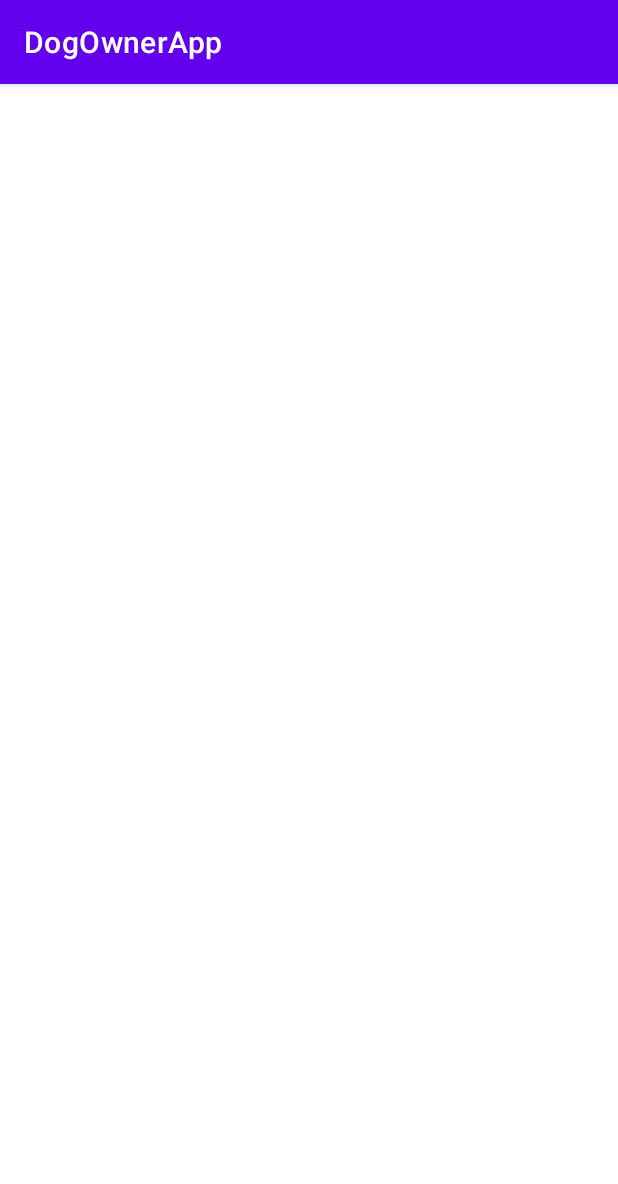
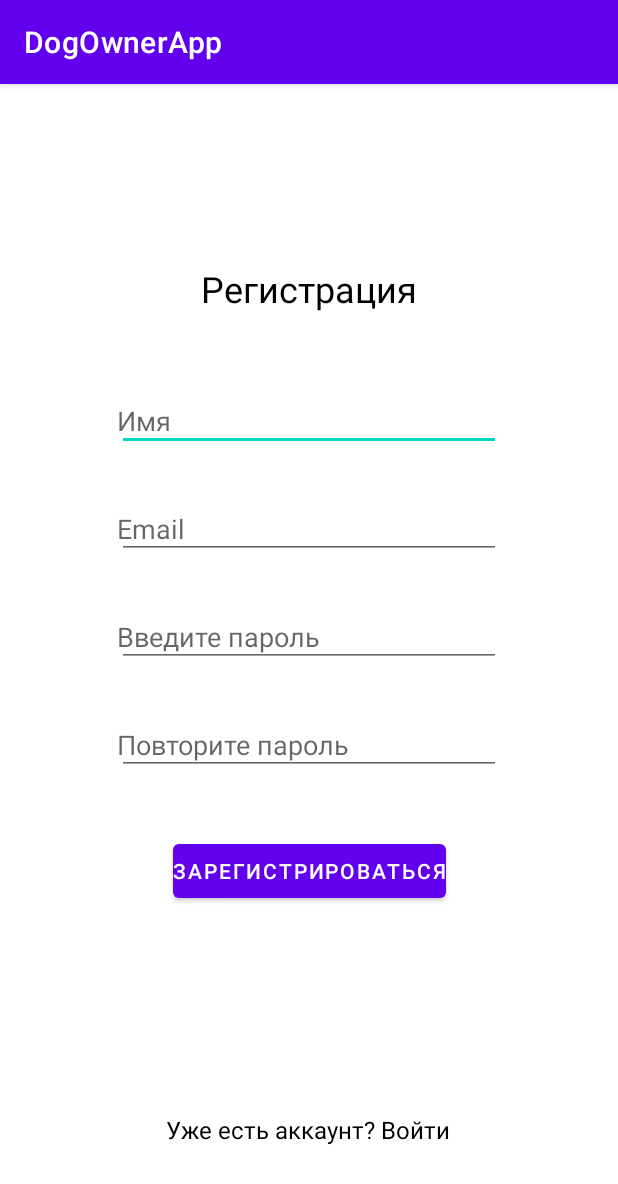
Before and after one commit to arinasirotinkina/DogOwnerApp, an Android app: the RegisterActivity screen opened directly, with no data from a screen before it, on a phone screen of 412 x 824 dp. Shown: the top 1184 px of the screen. Run offline under Robolectric (Android 15) with nearby library versions, the phone set to English and light mode, and no system bars.

Commit message:
Register Activity layout modified

```diff
--- a/app/src/main/res/layout/activity_login.xml
+++ b/app/src/main/res/layout/activity_login.xml
@@ -61,11 +61,11 @@
         android:id="@+id/register_welcome"
         android:layout_width="wrap_content"
         android:layout_height="wrap_content"
-        android:textColor="@color/black"
         android:layout_marginBottom="60dp"
         android:text="@string/welcome_register"
+        android:textColor="@color/black"
+        android:textSize="16sp"
         app:layout_constraintBottom_toBottomOf="parent"
         app:layout_constraintEnd_toEndOf="parent"
-        app:layout_constraintHorizontal_bias="0.498"
         app:layout_constraintStart_toStartOf="parent" />
 </androidx.constraintlayout.widget.ConstraintLayout>
--- a/app/src/main/res/layout/activity_register.xml
+++ b/app/src/main/res/layout/activity_register.xml
@@ -7,4 +7,89 @@
     android:layout_height="match_parent"
     tools:context=".presentation.auth.RegisterActivity">
 
+    <EditText
+        android:id="@+id/editTextText"
+        android:layout_width="wrap_content"
+        android:layout_height="40dp"
+        android:layout_marginTop="52dp"
+        android:ems="12"
+        android:inputType="text"
+        android:hint="Имя"
+        app:layout_constraintEnd_toEndOf="parent"
+        app:layout_constraintStart_toStartOf="parent"
+        app:layout_constraintTop_toBottomOf="@+id/registrationTextView" />
+
+    <EditText
+        android:id="@+id/editTextText2"
+        android:layout_width="wrap_content"
+        android:layout_height="40dp"
+        android:layout_marginTop="32dp"
+        android:ems="12"
+        android:hint="Email"
+        android:inputType="text"
+        app:layout_constraintEnd_toEndOf="@+id/editTextText"
+        app:layout_constraintStart_toStartOf="@+id/editTextText"
+        app:layout_constraintTop_toBottomOf="@+id/editTextText" />
+
+    <EditText
+        android:id="@+id/passwordEdText"
+        android:layout_width="wrap_content"
+        android:layout_height="40dp"
+        android:layout_marginTop="32dp"
+        android:ems="12"
+        android:hint="Введите пароль"
+        android:inputType="textPassword"
+        app:layout_constraintEnd_toEndOf="@+id/editTextText2"
+        app:layout_constraintHorizontal_bias="0.0"
+        app:layout_constraintStart_toStartOf="@+id/editTextText2"
+        app:layout_constraintTop_toBottomOf="@+id/editTextText2" />
+
+    <EditText
+        android:id="@+id/repeatPasswordEdText"
+        android:layout_width="wrap_content"
+        android:layout_height="40dp"
+        android:layout_marginTop="32dp"
+        android:ems="12"
+        android:hint="Повторите пароль"
+        android:inputType="textPassword"
+        app:layout_constraintEnd_toEndOf="@+id/passwordEdText"
+        app:layout_constraintHorizontal_bias="0.0"
+        app:layout_constraintStart_toStartOf="@+id/passwordEdText"
+        app:layout_constraintTop_toBottomOf="@+id/passwordEdText" />
+
+    <TextView
+        android:id="@+id/registrationTextView"
+        android:layout_width="wrap_content"
+        android:layout_height="wrap_content"
+        android:layout_marginTop="120dp"
+        android:text="@string/registration"
+        android:textColor="@color/black"
+        android:textColorLink="@color/black"
+        android:textSize="24sp"
+        app:layout_constraintEnd_toEndOf="parent"
+        app:layout_constraintStart_toStartOf="parent"
+        app:layout_constraintTop_toTopOf="parent" />
+
+    <Button
+        android:id="@+id/register_button"
+        android:layout_width="wrap_content"
+        android:layout_height="wrap_content"
+        android:layout_marginTop="40dp"
+        android:text="@string/register"
+        app:layout_constraintEnd_toEndOf="parent"
+        app:layout_constraintStart_toStartOf="parent"
+        app:layout_constraintTop_toBottomOf="@+id/repeatPasswordEdText" />
+
+    <TextView
+        android:id="@+id/register_welcome"
+        android:layout_width="wrap_content"
+        android:layout_height="wrap_content"
+        android:layout_marginBottom="60dp"
+        android:text="@string/welcome_login"
+        android:textColor="@color/black"
+        android:textSize="16sp"
+        app:layout_constraintBottom_toBottomOf="parent"
+        app:layout_constraintEnd_toEndOf="parent"
+        app:layout_constraintHorizontal_bias="0.498"
+        app:layout_constraintStart_toStartOf="parent" />
 </androidx.constraintlayout.widget.ConstraintLayout>
--- a/app/src/main/res/values-land/strings.xml
+++ b/app/src/main/res/values-land/strings.xml
@@ -3,4 +3,7 @@
     <string name="hello">Привет!</string>
     <string name="welcome_register">Еще нет аккаунта? Зарегистрироваться</string>
     <string name="login">Войти</string>
+    <string name="registration">Регистрация</string>
+    <string name="welcome_login">Уже есть аккаунт? Войти</string>
+    <string name="register">Зарегистрироваться</string>
 </resources>
--- a/app/src/main/res/values-night/strings.xml
+++ b/app/src/main/res/values-night/strings.xml
@@ -12,4 +12,7 @@
     <string name="hello">Привет!</string>
     <string name="welcome_register">Еще нет аккаунта? Зарегистрироваться</string>
     <string name="login">Войти</string>
+    <string name="registration">Регистрация</string>
+    <string name="welcome_login">Уже есть аккаунт? Войти</string>
+    <string name="register">Зарегистрироваться</string>
 </resources>
--- a/app/src/main/res/values/strings.xml
+++ b/app/src/main/res/values/strings.xml
@@ -19,4 +19,7 @@
     <string name="hello">Привет!</string>
     <string name="welcome_register">Еще нет аккаунта? Зарегистрироваться</string>
     <string name="login">Войти</string>
+    <string name="registration">Регистрация</string>
+    <string name="welcome_login">Уже есть аккаунт? Войти</string>
+    <string name="register">Зарегистрироваться</string>
 </resources>
```
